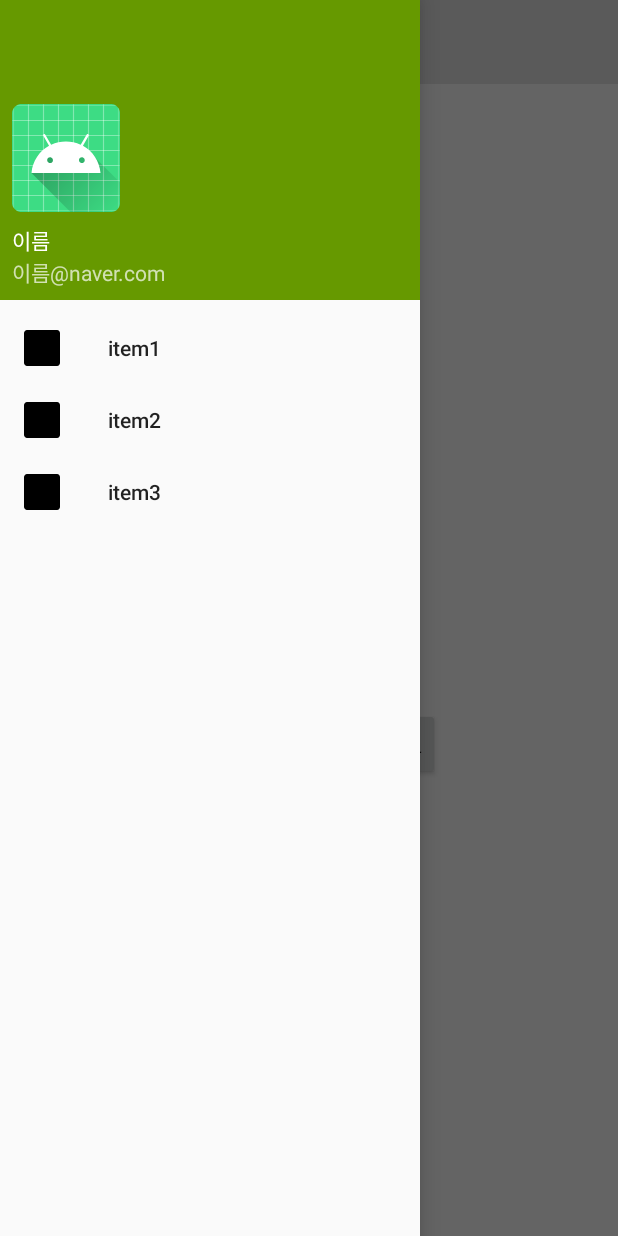
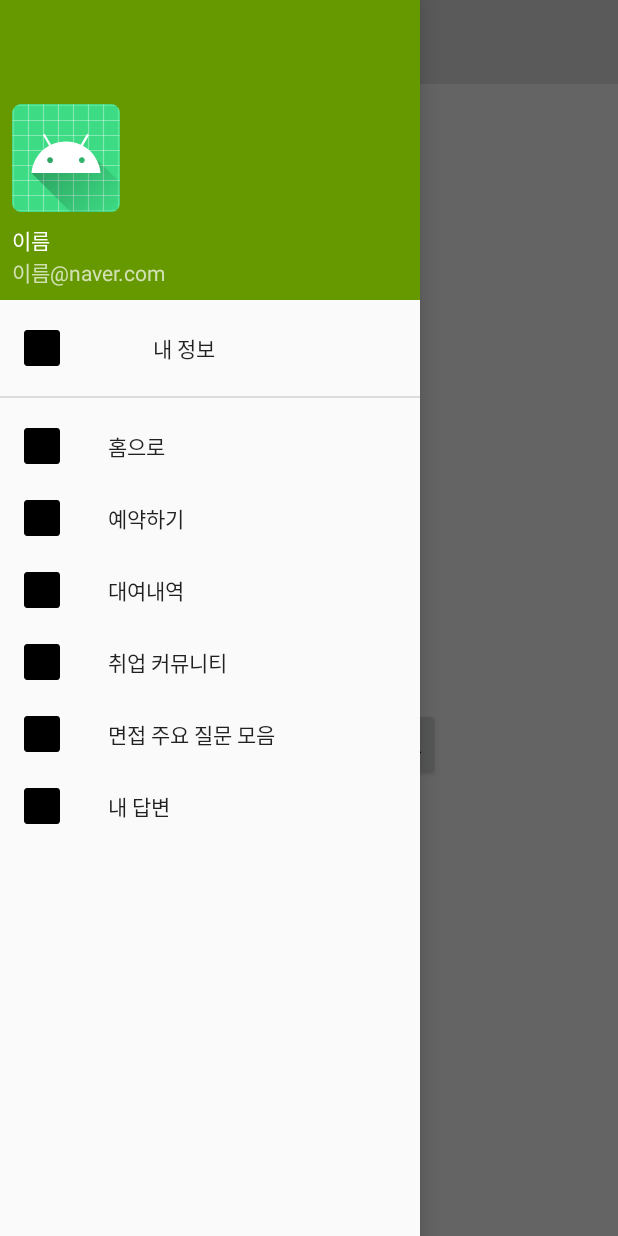
Before and after one commit to xoddus904/YouthWings, an Android app: the MainActivity screen opened directly, with no data from a screen before it, with the side drawer open, on a phone screen of 412 x 824 dp. Run offline under Robolectric (Android 15) with nearby library versions, the phone set to English and light mode, and no system bars; 2 statements that could not run were skipped.

Commit message:
20201017_툴바,메뉴구현 메인화면에서의 메뉴(NavigationView, Drawer) 클릭 시 해당 엑티비티로 이동, 도움말 버튼 구현 - 다이얼로그 창

```diff
--- a/app/src/main/res/layout/toolbar.xml
+++ b/app/src/main/res/layout/toolbar.xml
@@ -20,4 +20,7 @@
         android:layout_gravity="center"
         android:id="@+id/toolbar_title"/>
 
+
+
+
 </androidx.appcompat.widget.Toolbar>
--- a/app/src/main/res/menu/drawer.xml
+++ b/app/src/main/res/menu/drawer.xml
@@ -1,18 +1,45 @@
 <?xml version="1.0" encoding="utf-8"?>
 <menu xmlns:android="http://schemas.android.com/apk/res/android">
 
+<group>
     <item
-        android:id="@+id/item1"
+        android:id="@+id/menu_mypage"
         android:icon="@mipmap/ic_launcher_round"
-        android:title="item1 " />
+        android:title="         내 정보"/>
+</group>
 
-    <item
-        android:id="@+id/item2"
-        android:icon="@mipmap/ic_launcher_round"
-        android:title="item2 " />
+    <group
+        android:id="@+id/menu_group">
+        <item
+            android:id="@+id/menu_home"
+            android:icon="@mipmap/ic_launcher_round"
+            android:title="홈으로" />
 
-    <item
-        android:id="@+id/item3"
-        android:icon="@mipmap/ic_launcher_round"
-        android:title="item3 " />
+        <item
+            android:id="@+id/menu_reservation"
+            android:icon="@mipmap/ic_launcher_round"
+            android:title="예약하기" />
+
+        <item
+            android:id="@+id/menu_loanlist"
+            android:icon="@mipmap/ic_launcher_round"
+            android:title="대여내역" />
+
+        <item
+            android:id="@+id/menu_community"
+            android:icon="@mipmap/ic_launcher_round"
+            android:title="취업 커뮤니티" />
+
+        <item
+            android:id="@+id/menu_interviewlist"
+            android:icon="@mipmap/ic_launcher_round"
+            android:title="면접 주요 질문 모음" />
+
+        <item
+            android:id="@+id/menu_myresponse"
+           android:icon="@mipmap/ic_launcher_round"
+            android:title="내 답변" />
+    </group>
+
+
 </menu>
```
Also changed, not shown: app/src/main/java/com/example/youthwings/MainActivity.java (+76 -10 lines).
